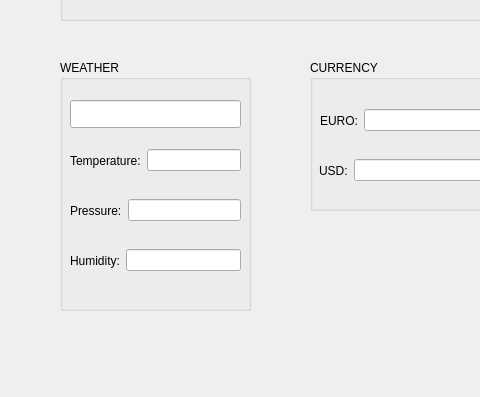
Above: SubscriptionServer/subsriptionserver.ui from smooooth-operator/subscription-server before the change; both pictures show x 0 to 480 and y 110 to 507 of the 800 by 507 pixel window. Below: the same form after it.
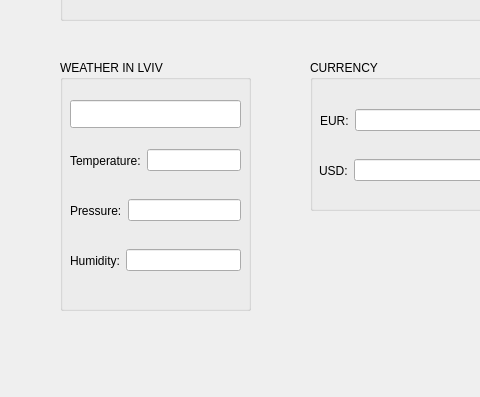
That is the form after the change.

Commit message: correct mistakes on the UI

The edit to the form file:
```diff
--- a/SubscriptionServer/subsriptionserver.ui
+++ b/SubscriptionServer/subsriptionserver.ui
@@ -89,7 +89,7 @@
      </rect>
     </property>
     <property name="title">
-     <string>WEATHER</string>
+     <string>WEATHER IN LVIV</string>
     </property>
     <widget class="QLineEdit" name="lineEdit_generalWeather">
      <property name="geometry">
@@ -193,7 +193,7 @@
       <item>
        <widget class="QLabel" name="label_4">
         <property name="text">
-         <string>EURO:</string>
+         <string>EUR:</string>
         </property>
        </widget>
       </item>
```
The commit also changes 3 other files.
